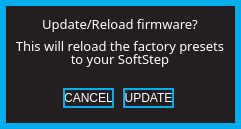
Muse-Kinetics/softstep_editor, file standalone/ezpz/forms/updatefwform.ui: the form before one commit.
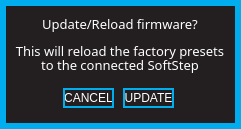
The form after the commit.

Commit message: Added: Warning text to the firmware out of date forms for the dumb-dumbs. Changed: Reworded the firmware update form text. Changed: Fixed some clipping text in the Basic advancedform.ui

Patch:
```diff
--- a/standalone/ezpz/forms/updatefwform.ui
+++ b/standalone/ezpz/forms/updatefwform.ui
@@ -243,7 +243,7 @@
      <property name="geometry">
       <rect>
        <x>0</x>
-       <y>27</y>
+       <y>32</y>
        <width>224</width>
        <height>21</height>
       </rect>
@@ -274,7 +274,7 @@
      <property name="geometry">
       <rect>
        <x>0</x>
-       <y>40</y>
+       <y>46</y>
        <width>224</width>
        <height>21</height>
       </rect>
@@ -296,7 +296,7 @@
 </string>
      </property>
      <property name="text">
-      <string>to your SoftStep</string>
+      <string>to the connected SoftStep</string>
      </property>
      <property name="alignment">
       <set>Qt::AlignCenter</set>
```
The commit also changes 5 other files.
